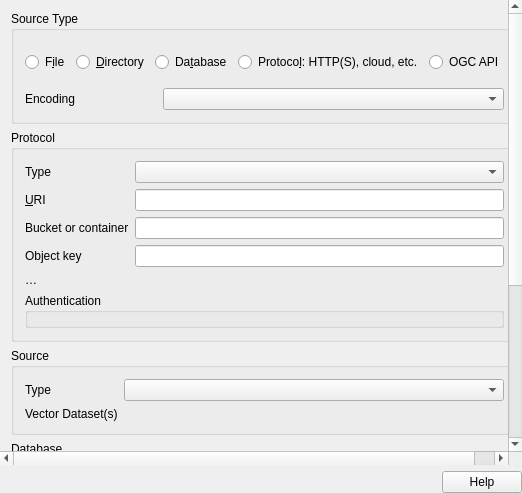
The window that src/ui/qgsogrsourceselectbase.ui (qgis/QGIS) describes before a commit, drawn with Qt 5.
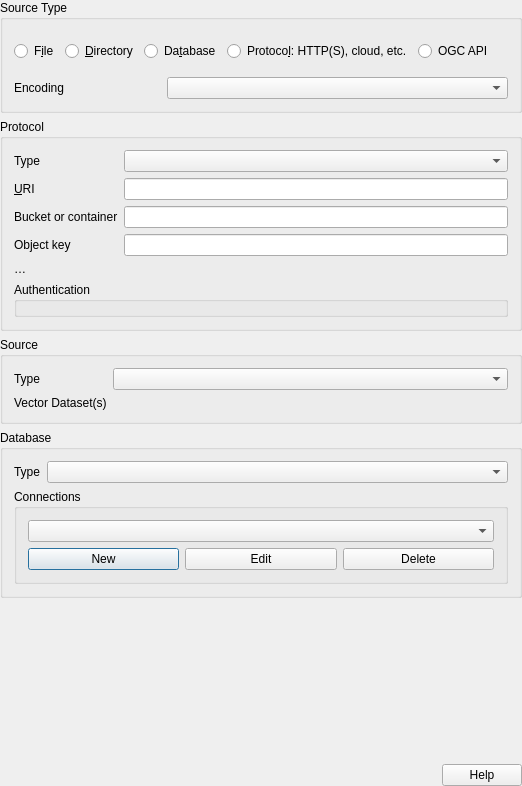
The same window after the commit. Icons and pictures are not drawn. Custom widgets are drawn as their Qt base class.

Commit message: [ui] Harmonize ogr source select widget padding

```diff
--- a/src/ui/qgsogrsourceselectbase.ui
+++ b/src/ui/qgsogrsourceselectbase.ui
@@ -10,15 +10,9 @@
     <x>0</x>
     <y>0</y>
     <width>522</width>
-    <height>493</height>
+    <height>786</height>
    </rect>
   </property>
-  <property name="sizePolicy">
-   <sizepolicy hsizetype="Preferred" vsizetype="Preferred">
-    <horstretch>0</horstretch>
-    <verstretch>0</verstretch>
-   </sizepolicy>
-  </property>
   <property name="windowTitle">
    <string>Add Vector Layer</string>
   </property>
@@ -40,24 +34,6 @@
     <number>0</number>
    </property>
    <item>
-    <widget class="QgsScrollArea" name="scrollArea">
-     <property name="frameShape">
-      <enum>QFrame::NoFrame</enum>
-     </property>
-     <property name="widgetResizable">
-      <bool>true</bool>
-     </property>
-     <widget class="QWidget" name="scrollAreaWidgetContents">
-      <property name="geometry">
-       <rect>
-        <x>0</x>
-        <y>0</y>
-        <width>537</width>
-        <height>757</height>
-       </rect>
-      </property>
-      <layout class="QVBoxLayout" name="verticalLayout_5">
-       <item>
         <layout class="QVBoxLayout" name="verticalLayout_2">
          <item>
           <widget class="QGroupBox" name="srcGroupBox_2">
@@ -390,6 +366,48 @@
           </widget>
          </item>
          <item>
+      <widget class="QgsScrollArea" name="scrollArea">
+       <property name="frameShape">
+        <enum>QFrame::NoFrame</enum>
+       </property>
+       <property name="widgetResizable">
+        <bool>true</bool>
+       </property>
+       <property name="leftMargin" stdset="0">
+        <number>0</number>
+       </property>
+       <property name="topMargin" stdset="0">
+        <number>0</number>
+       </property>
+       <property name="rightMargin" stdset="0">
+        <number>0</number>
+       </property>
+       <property name="bottomMargin" stdset="0">
+        <number>0</number>
+       </property>
+       <widget class="QWidget" name="scrollAreaWidgetContents">
+        <property name="geometry">
+         <rect>
+          <x>0</x>
+          <y>0</y>
+          <width>506</width>
+          <height>78</height>
+         </rect>
+        </property>
+        <layout class="QVBoxLayout" name="verticalLayout_5">
+         <property name="leftMargin">
+          <number>0</number>
+         </property>
+         <property name="topMargin">
+          <number>0</number>
+         </property>
+         <property name="rightMargin">
+          <number>0</number>
+         </property>
+         <property name="bottomMargin">
+          <number>0</number>
+         </property>
+         <item>
           <widget class="QgsCollapsibleGroupBox" name="mOpenOptionsGroupBox" native="true">
            <property name="title" stdset="0">
             <string>Options</string>
@@ -412,8 +430,6 @@
            </layout>
           </widget>
          </item>
-        </layout>
-       </item>
        <item>
         <spacer name="verticalSpacer">
          <property name="orientation">
@@ -430,6 +446,8 @@
       </layout>
      </widget>
     </widget>
+     </item>
+    </layout>
    </item>
    <item>
     <widget class="QDialogButtonBox" name="buttonBox">
```
Left out of the diff: 6 changed lines with no effect on the pictures. Lines whose indentation alone changed are shown as unchanged.
